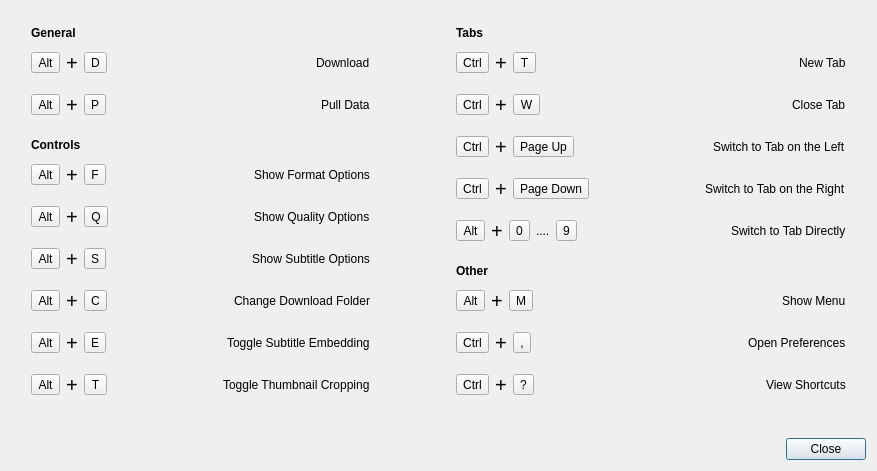
This is src/designer/keyboard_shortcuts_dialog.ui in markop404/media-downloader as Qt 5 draws it before an edit. The edited form follows.
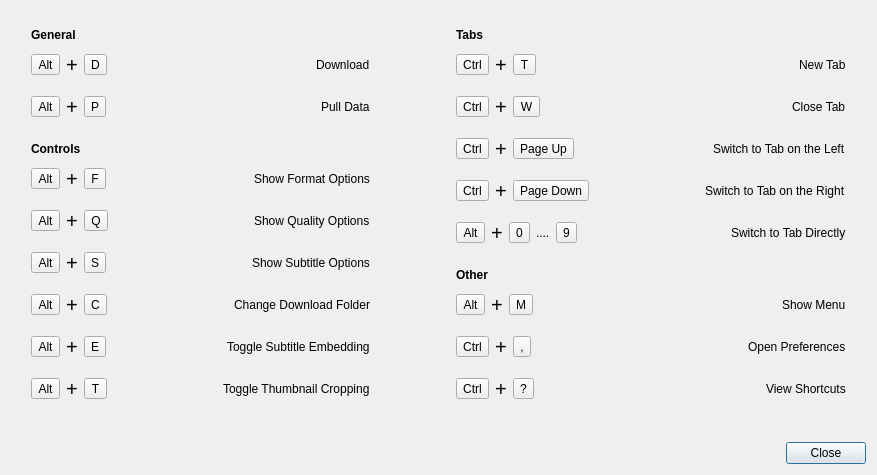
This is the edited form.

```diff
--- a/src/designer/keyboard_shortcuts_dialog.ui
+++ b/src/designer/keyboard_shortcuts_dialog.ui
@@ -37,7 +37,7 @@
          <property name="sizeHint" stdset="0">
           <size>
            <width>20</width>
-           <height>15</height>
+           <height>17</height>
           </size>
          </property>
         </spacer>
@@ -226,7 +226,7 @@
          <property name="sizeHint" stdset="0">
           <size>
            <width>20</width>
-           <height>15</height>
+           <height>17</height>
           </size>
          </property>
         </spacer>
@@ -754,7 +754,7 @@
          <property name="sizeHint" stdset="0">
           <size>
            <width>20</width>
-           <height>15</height>
+           <height>17</height>
           </size>
          </property>
         </spacer>
@@ -1200,7 +1200,7 @@
          <property name="sizeHint" stdset="0">
           <size>
            <width>20</width>
-           <height>15</height>
+           <height>17</height>
           </size>
          </property>
         </spacer>
```
